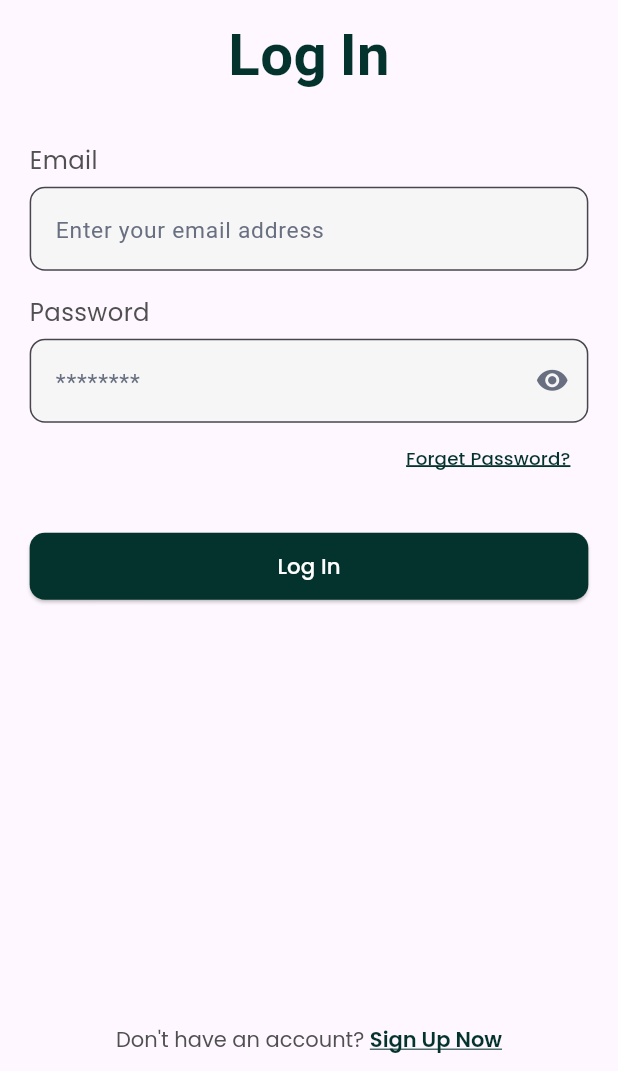
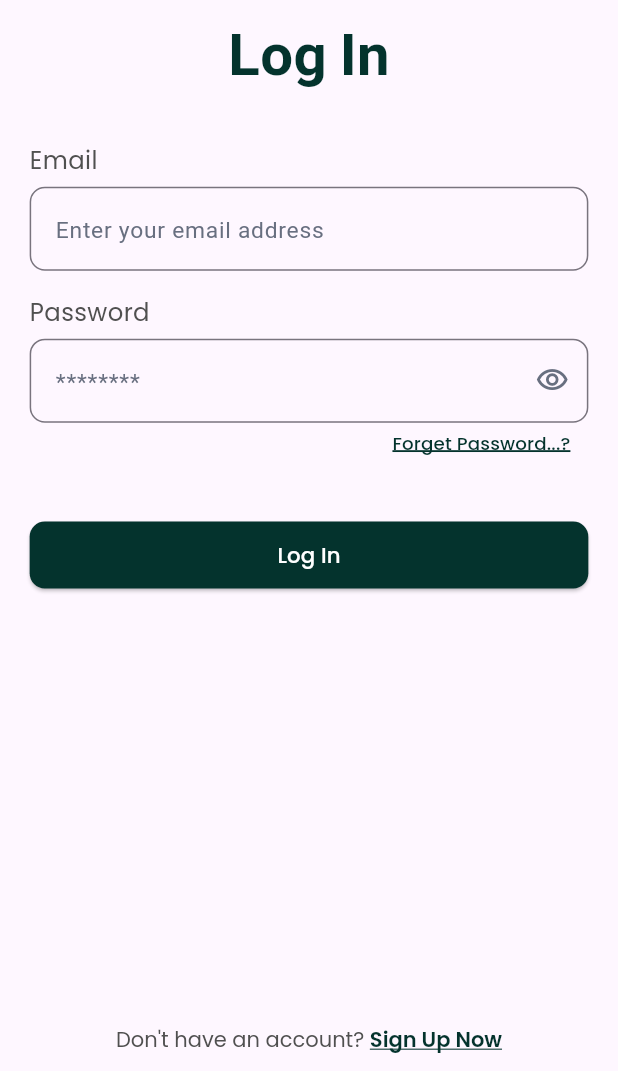
Before and after one commit to youssefr1/animooo, a Flutter app: the screen it shows after launch, on a phone screen of 412 x 824 dp, the part 165-1236 px from its top. Run offline on Flutter 3.47's test engine with Material 3 defaults, Android fonts, the phone set to English and light mode, and no system bars; our stand-ins replace flutter_screenutil, go_router, google_fonts; Roboto replaces fonts that are missing (Aldrich).

Commit message:
login refactor

```diff
--- a/lib/animooo_app.dart
+++ b/lib/animooo_app.dart
@@ -1,5 +1,6 @@
 import 'package:animooo/core/routes/routes.dart';
 import 'package:flutter/material.dart';
+import 'package:flutter/services.dart';
 import 'package:flutter_screenutil/flutter_screenutil.dart';
 
 class AnimoooApp extends StatelessWidget {
@@ -7,7 +8,13 @@ class AnimoooApp extends StatelessWidget {
 
   @override
   Widget build(BuildContext context) {
-    return ScreenUtilInit(
+    return AnnotatedRegion<SystemUiOverlayStyle>(
+      value: const SystemUiOverlayStyle(
+        statusBarColor: Color(0xFFFFF5FF),
+        statusBarIconBrightness: Brightness.dark,
+        statusBarBrightness: Brightness.light,
+      ),
+      child: ScreenUtilInit(
         designSize: Size(375, 812),
         minTextAdapt: true,
         splitScreenMode: true,
@@ -18,6 +25,7 @@ class AnimoooApp extends StatelessWidget {
             debugShowCheckedModeBanner: false,
           );
         },
+      ),
     );
   }
 }
--- a/lib/core/widgets/custom_text_form_feild.dart
+++ b/lib/core/widgets/custom_text_form_feild.dart
@@ -36,7 +36,7 @@ class Custom_text_form_feild extends StatelessWidget {
           vertical: 16,
         ),
         suffixIcon: suffixIcon,
-        filled: true,
+
         fillColor: const Color(0xffF6F6F6),
         hintText: hintText,
         hintStyle: TextStyle(
--- a/lib/features/auth/presentation/widgets/login/forget_password_login.dart
+++ b/lib/features/auth/presentation/widgets/login/forget_password_login.dart
@@ -12,12 +12,17 @@ class ForgetPasswordLogin extends StatelessWidget {
   Widget build(BuildContext context) {
     return Column(
       children: [
-        Align(
-          alignment: AlignmentDirectional.centerEnd,
+        SizedBox(
+          height: 0,
+          child: Stack(
+            clipBehavior: Clip.none,
+            children:[ Positioned(
+              top:-10 ,
+              right: 0,
               child: TextButton(
                 onPressed:onPressedAtForgetPassword,
                 child: Text(
-              'Forget Password?',
+                  'Forget Password...?',
                   style: TextStyle(
                     fontFamily:
                     GoogleFonts.poppins().fontFamily,
@@ -31,6 +36,8 @@ class ForgetPasswordLogin extends StatelessWidget {
                 ),
               ),
             ),
+          ]),
+        ),
       ],
     );
   }
--- a/lib/features/auth/presentation/widgets/login/login_form.dart
+++ b/lib/features/auth/presentation/widgets/login/login_form.dart
@@ -55,7 +55,7 @@ final GlobalKey<FormState> formKey ;
             suffixIcon: IconButton(
               onPressed: onPressedAtEye,
               icon: Icon(
-                visibility == true ? Icons.visibility:Icons.visibility_off,
+                visibility == true ? Icons.visibility_outlined:Icons.visibility_off_outlined,
                 size: 22.sp,
                 color: Color(0xff686F80),
               ),
--- a/lib/features/auth/presentation/widgets/login/login_view_body.dart
+++ b/lib/features/auth/presentation/widgets/login/login_view_body.dart
@@ -61,7 +61,7 @@ class LoginViewBody extends StatelessWidget {
               ),
               // Forget Password
               ForgetPasswordLogin(onPressedAtForgetPassword:(){} ,),
-              SizedBox(height: 25.h),
+              SizedBox(height: 65.h),
               // Login Button
               CustomButton(text: 'Log In', onPressed: () {  },),
               SizedBox(height: 15.h),
```
Lines whose indentation alone changed are shown as unchanged.
